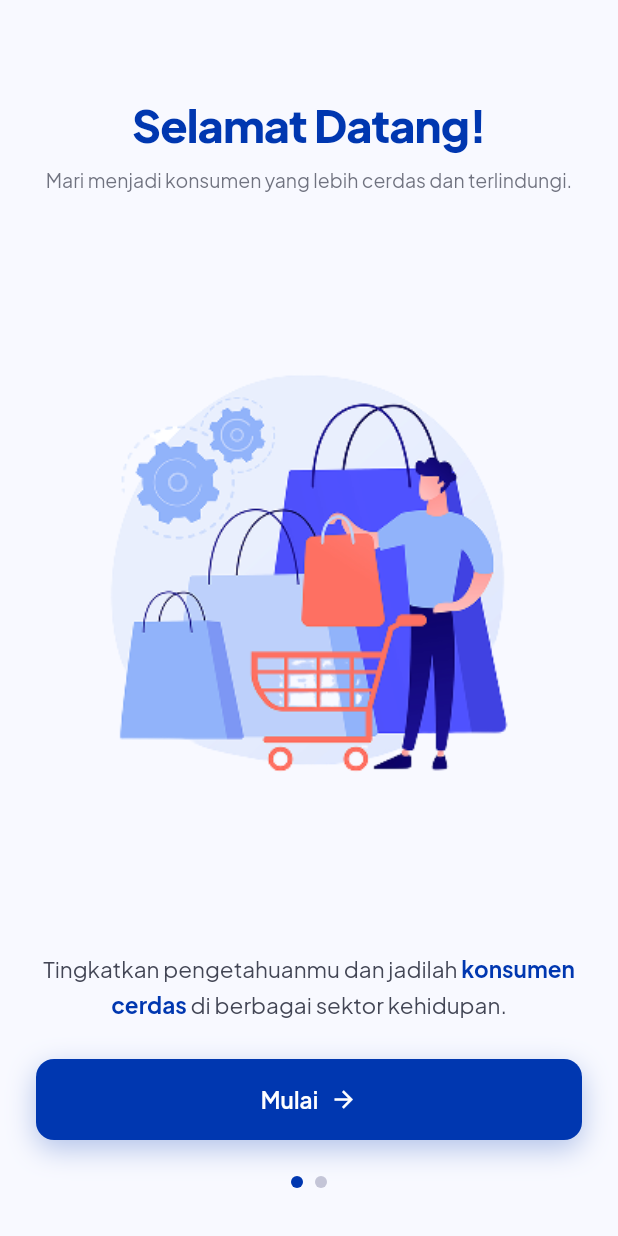
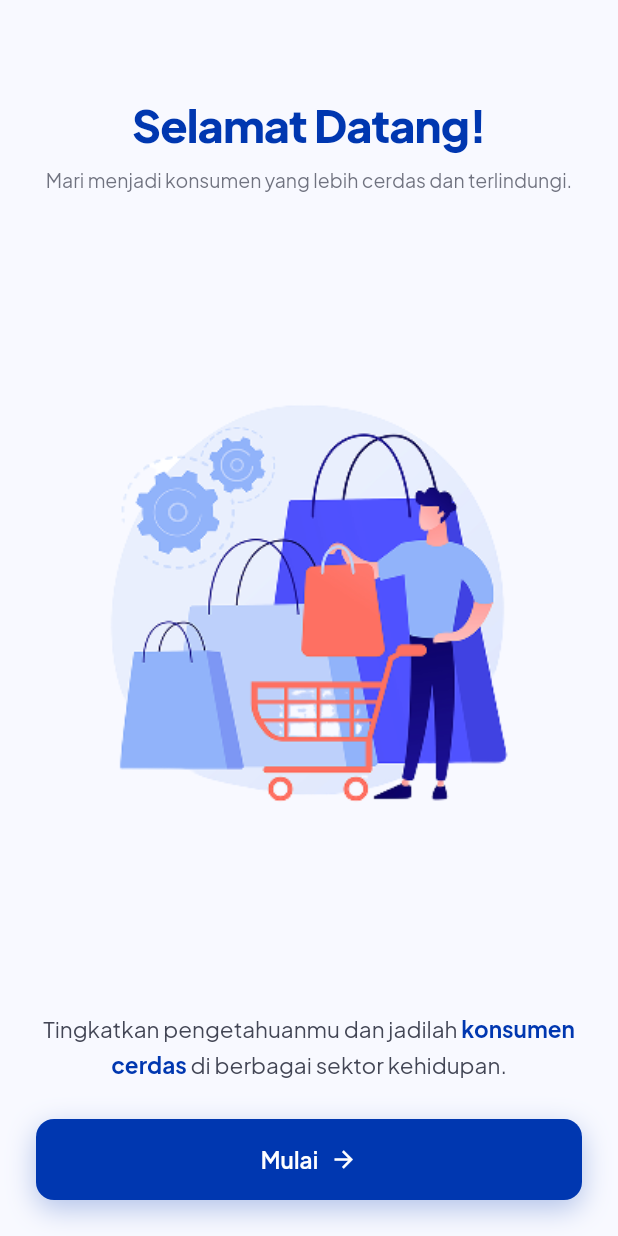
Before and after one commit to JELI-Consumate/frontend-android, a Flutter app: the screen it shows after launch, on a phone screen of 412 x 824 dp. Run offline on Flutter 3.47's test engine with Material 3 defaults, Android fonts, the phone set to English and light mode, and no system bars; our stand-ins replace dio, firebase_core, firebase_messaging, flutter_local_notifications, flutter_riverpod, flutter_secure_storage and 4 more; accounts and stored records are empty; project files that could hold a hidden picture were left out.

```diff
--- a/lib/app/app_root.dart
+++ b/lib/app/app_root.dart
@@ -61,6 +61,9 @@ class _AppRootState extends ConsumerState<AppRoot> {
       return const SectorSelectionScreen();
     }
 
+    // Survei pre-test bukan gerbang di sini lagi -- ia sekarang kartu di
+    // Beranda yang mengunci journey pertama sampai diisi (lihat
+    // `SectorDetail.pretestGateActive`).
     return const MainShell();
   }
 }
--- a/lib/features/onboarding/domain/onboarding_page_data.dart
+++ b/lib/features/onboarding/domain/onboarding_page_data.dart
@@ -19,6 +19,10 @@ class OnboardingPageData {
   final String ctaLabel;
 }
 
+/// Pre-test sektor tidak jadi slide di sini — ia kartu survei di Beranda
+/// yang mengunci journey pertama sampai diisi (lihat
+/// `SectorDetail.pretestGateActive` dan `DashboardScreen`), karena butuh
+/// slug sektor untuk tahu link Google Form-nya.
 const List<OnboardingPageData> onboardingPages = [
   OnboardingPageData(
     title: 'Selamat Datang!',
@@ -31,14 +35,4 @@ const List<OnboardingPageData> onboardingPages = [
         'di berbagai sektor kehidupan.',
     ctaLabel: 'Mulai',
   ),
-  OnboardingPageData(
-    title: 'Pre-Test',
-    subtitle: 'Langkah awal menjadi konsumen yang cerdas dan berdaya.',
-    illustrationAsset: 'assets/images/pretest_checklist.png',
-    illustrationLabel: 'Ilustrasi lembar soal dengan pensil.',
-    body:
-        'Selesaikan tes singkat ini untuk memetakan **wawasanmu** '
-        'seputar hak konsumen.',
-    ctaLabel: 'Mulai Pre-Test',
-  ),
 ];
--- a/lib/features/onboarding/presentation/onboarding_screen.dart
+++ b/lib/features/onboarding/presentation/onboarding_screen.dart
@@ -74,12 +74,17 @@ class _OnboardingScreenState extends State<OnboardingScreen> {
                     label: _pages[_index].ctaLabel,
                     onPressed: _onCtaPressed,
                   ),
+                  // Cuma tampilkan penanda halaman kalau memang ada lebih
+                  // dari satu -- satu titik sendirian di bawah tombol tidak
+                  // memberi informasi apa-apa.
+                  if (_pages.length > 1) ...[
                     const SizedBox(height: AppSpacing.md),
                     PageDots(
                       count: _pages.length,
                       activeIndex: _index,
                       onDotTap: _goTo,
                     ),
+                  ],
                 ],
               ),
             ),
```
Lines whose indentation alone changed are shown as unchanged.
